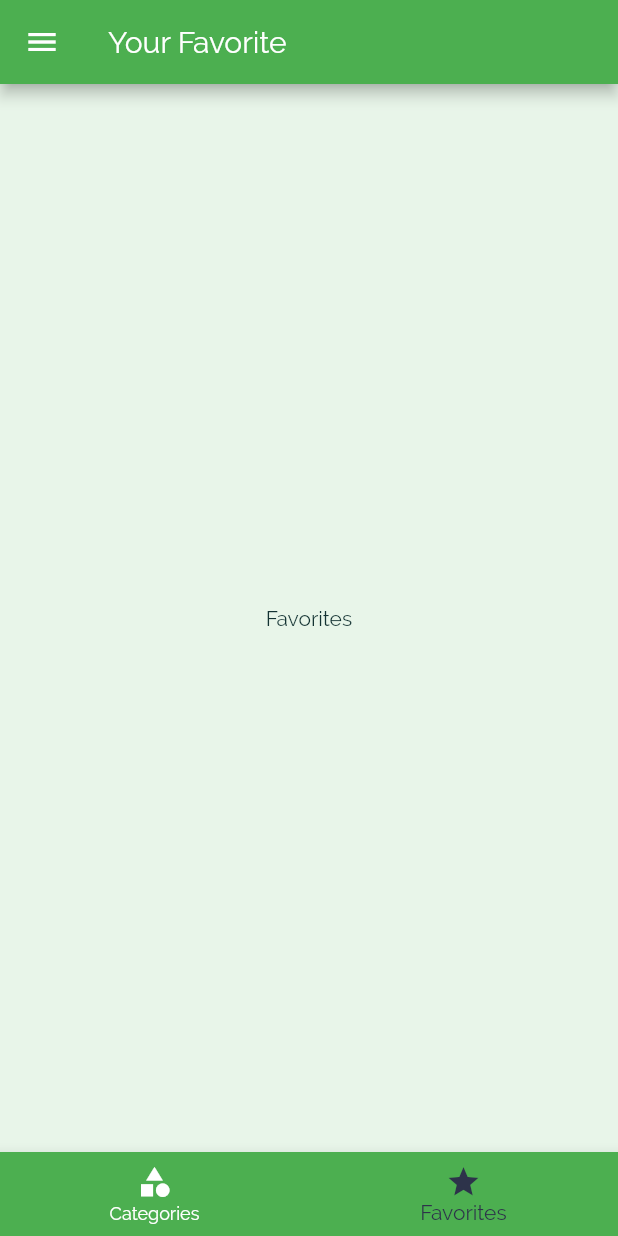
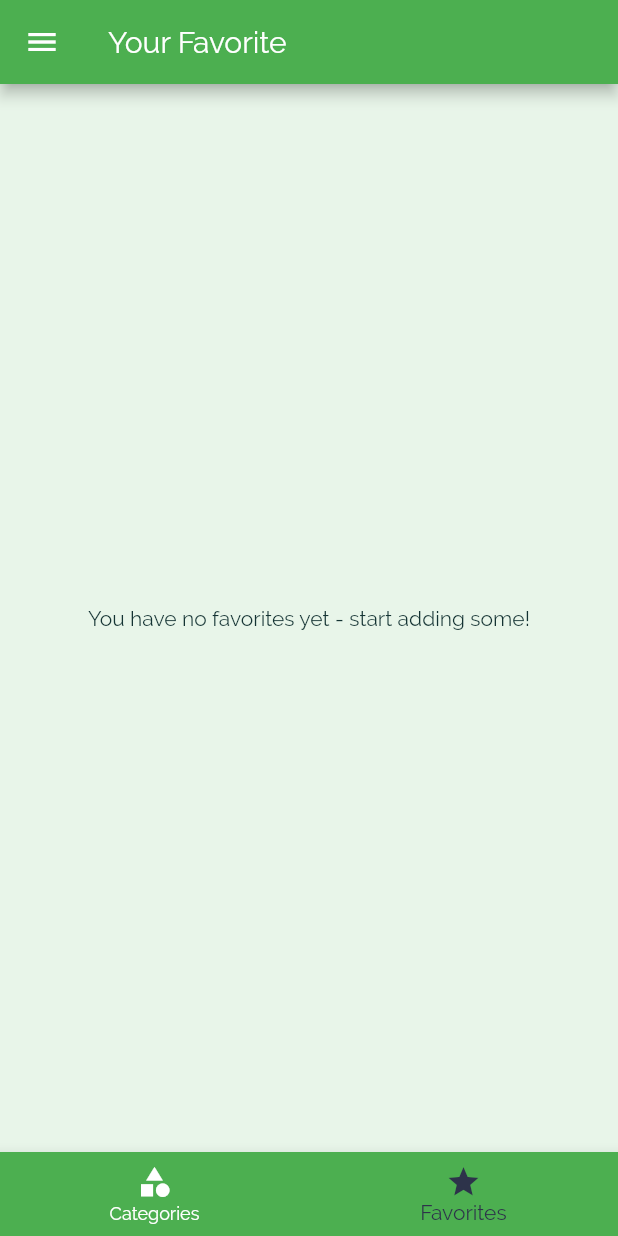
Before and after one commit to aldyazarya/meals-app, a Flutter app: the screen it shows after launch, item 2 of the bottom bar chosen, on a phone screen of 412 x 824 dp. Run offline on Flutter 3.47's test engine with Material 2 defaults, Android fonts, the phone set to English and light mode, and no system bars.

Commit message:
adding favorite feature

```diff
--- a/lib/main.dart
+++ b/lib/main.dart
@@ -12,7 +12,6 @@ import './models/meal.dart';
 void main() => runApp(MyApp());
 
 class MyApp extends StatefulWidget {
-
   @override
   _MyAppState createState() => _MyAppState();
 }
@@ -26,30 +25,52 @@ class _MyAppState extends State<MyApp> {
   };
 
   List<Meal> _availableMeals = DUMMY_MEALS;
+  List<Meal> _favoriteMeals = [];
 
   void _setFilters(Map<String, bool> filterData) {
     setState(() {
       _filters = filterData;
 
       _availableMeals = DUMMY_MEALS.where((meal) {
-        if(_filters['gluten'] && !meal.isGlutenFree) {
+        if (_filters['gluten'] && !meal.isGlutenFree) {
           return false;
         }
-        if(_filters['lactose'] && !meal.isLactoseFree) {
+        if (_filters['lactose'] && !meal.isLactoseFree) {
           return false;
         }
-        if(_filters['vegetarian'] && !meal.isVegetarian) {
+        if (_filters['vegetarian'] && !meal.isVegetarian) {
           return false;
         }
-        if(_filters['vegan'] && !meal.isVegetarian) {
+        if (_filters['vegan'] && !meal.isVegetarian) {
           return false;
         }
         return true;
       }).toList();
     });
-
   }
 
+  void _toggleFavorite(String mealId) {
+    final existingIndex =
+        _favoriteMeals.indexWhere((meal) => meal.id == mealId);
+
+    if (existingIndex >= 0) {
+      setState(() {
+        _favoriteMeals.removeAt(existingIndex);
+      });
+    } else {
+      setState(() {
+        _favoriteMeals.add(
+          DUMMY_MEALS.firstWhere(
+            (meal) => meal.id == mealId,
+          ),
+        );
+      });
+    }
+  }
+
+  bool _isMealFavorite(String id) {
+    return _favoriteMeals.any((meal) => meal.id == id);
+  }
 
   @override
   Widget build(BuildContext context) {
@@ -75,11 +96,11 @@ class _MyAppState extends State<MyApp> {
       // home: CategoriesScreen(),
       initialRoute: '/', //default is '/'
       routes: {
-        '/': (ctx) => TabsScreen(),
-        CategoryMealsScreen.routeName: (ctx) => CategoryMealsScreen(_availableMeals),
-        MealDetailScreen.routeName: (ctx) => MealDetailScreen(),
+        '/': (ctx) => TabsScreen(_favoriteMeals),
+        CategoryMealsScreen.routeName: (ctx) =>
+            CategoryMealsScreen(_availableMeals),
+        MealDetailScreen.routeName: (ctx) => MealDetailScreen(_toggleFavorite, _isMealFavorite),
         FiltersScreen.routeName: (ctx) => FiltersScreen(_filters, _setFilters),
-
       },
       onGenerateRoute: (settings) {
         print(settings.arguments);
--- a/lib/screens/category_meals_screen.dart
+++ b/lib/screens/category_meals_screen.dart
@@ -62,7 +62,6 @@ class _CategoryMealsScreenState extends State<CategoryMealsScreen> {
             duration: displayedMeals[index].duration,
             affordability: displayedMeals[index].affordability,
             complexity: displayedMeals[index].complexity,
-            removeItem: _removeMeal,
           );
         },
         itemCount: displayedMeals.length,
--- a/lib/screens/favorites_screen.dart
+++ b/lib/screens/favorites_screen.dart
@@ -1,8 +1,33 @@
 import 'package:flutter/material.dart';
 
+import '../models/meal.dart';
+import '../widgets/meal_item.dart';
+
 class FavoritesScreen extends StatelessWidget {
+  final List<Meal> favoriteMeals;
+
+  FavoritesScreen(this.favoriteMeals);
+
   @override
   Widget build(BuildContext context) {
-    return Center(child: Text('Favorites'),);
+    if (favoriteMeals.isEmpty) {
+      return Center(
+        child: Text('You have no favorites yet - start adding some!'),
+      );
+    } else {
+      return ListView.builder(
+        itemBuilder: (ctx, index) {
+          return MealItem(
+            id: favoriteMeals[index].id,
+            title: favoriteMeals[index].title,
+            imageUrl: favoriteMeals[index].imageUrl,
+            duration: favoriteMeals[index].duration,
+            affordability: favoriteMeals[index].affordability,
+            complexity: favoriteMeals[index].complexity,
+          );
+        },
+        itemCount: favoriteMeals.length,
+      );
+    }
   }
 }
--- a/lib/screens/tabs_screen.dart
+++ b/lib/screens/tabs_screen.dart
@@ -3,25 +3,35 @@ import 'package:flutter/material.dart';
 import './categories_screen.dart';
 import './favorites_screen.dart';
 import '../widgets/main_drawer.dart';
+import '../models/meal.dart';
 
 class TabsScreen extends StatefulWidget {
+  final List<Meal> favoriteMeals;
+
+  TabsScreen(this.favoriteMeals);
+
   @override
   _TabsScreenState createState() => _TabsScreenState();
 }
 
 class _TabsScreenState extends State<TabsScreen> {
-  final List<Map<String, Object>> _pages = [
+  List<Map<String, Object>> _pages;
+  int _selectedPageIndex = 0;
+
+  @override
+  void initState() {
+    _pages = [
       {
         'page': CategoriesScreen(),
         'title': 'Categories',
       },
       {
-      'page': FavoritesScreen(),
+        'page': FavoritesScreen(widget.favoriteMeals),
         'title': 'Your Favorite',
       },
     ];
-
-  int _selectedPageIndex = 0;
+    super.initState();
+  }
 
   void _selectPage(int index) {
     setState(() {
--- a/lib/widgets/meal_item.dart
+++ b/lib/widgets/meal_item.dart
@@ -11,7 +11,6 @@ class MealItem extends StatelessWidget {
   final int duration;
   final Complexity complexity;
   final Affordability affordability;
-  final Function removeItem;
 
 
   MealItem({
@@ -21,7 +20,6 @@ class MealItem extends StatelessWidget {
     @required this.duration,
     @required this.complexity,
     @required this.affordability,
-    @required this.removeItem,
 
   });
 
@@ -66,7 +64,7 @@ class MealItem extends StatelessWidget {
     )
       .then((result) {
         if(result != null) {
-          removeItem(result);
+          // removeItem(result);
         }
       });
   }
```
Also changed, not shown: lib/screens/meal_detail_screen.dart (+7 -4 lines). Lines whose indentation alone changed are shown as unchanged.
